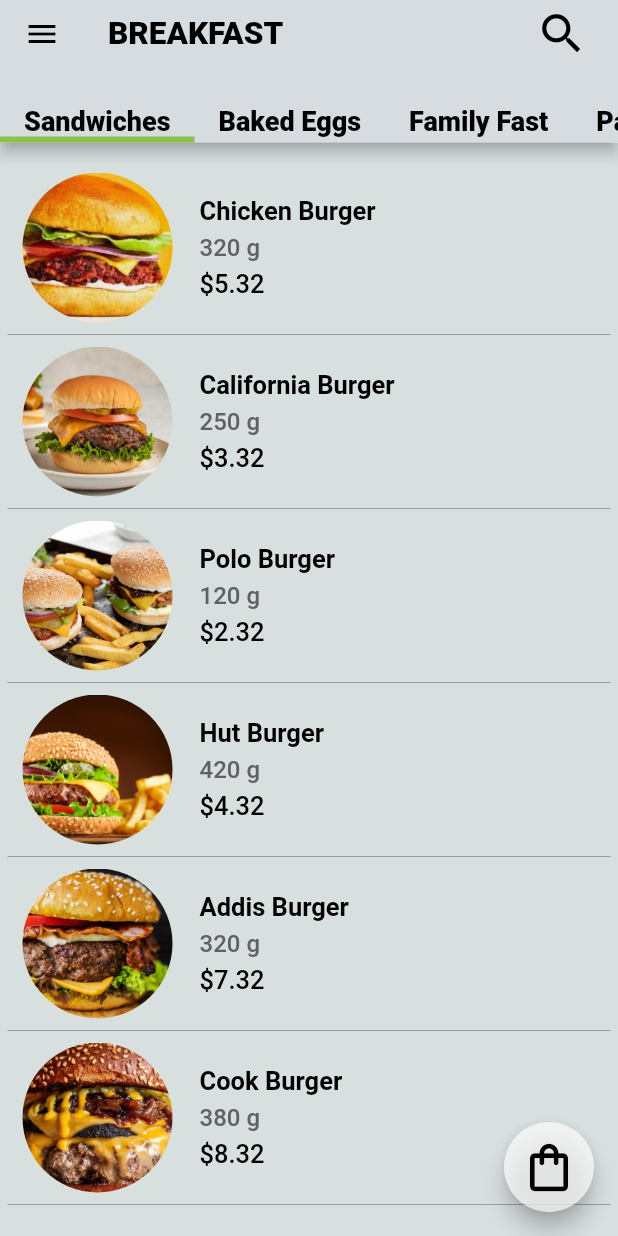
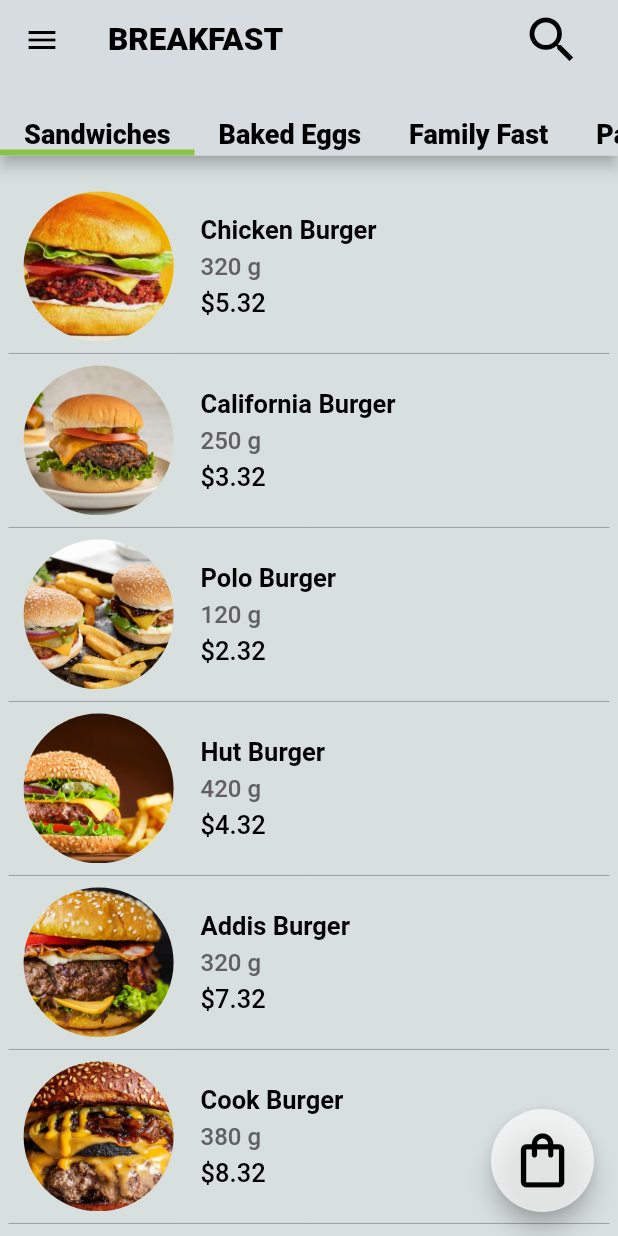
Before and after one commit to DanielMesfin/Breakfast, a Flutter app: the screen it shows after launch, after a tap on the "shopping bag" icon, on a phone screen of 412 x 824 dp. Run offline on Flutter 3.47's test engine with Material 2 defaults, Android fonts, the phone set to English and light mode, and no system bars; our stand-ins replace flutter_screenutil, gap, get.

Commit message:
make the componets to fit for diffrent divice

```diff
--- a/lib/main.dart
+++ b/lib/main.dart
@@ -2,6 +2,7 @@ import 'package:flutter/material.dart';
 import 'package:provider/provider.dart';
 import 'models/ordered_item.dart';
 import 'screens/home_page.dart';
+import 'package:flutter_screenutil/flutter_screenutil.dart';
 
 void main() {
   runApp(const MyApp());
@@ -12,6 +13,11 @@ class MyApp extends StatelessWidget {
 
   @override
   Widget build(BuildContext context) {
+    return ScreenUtilInit(
+        designSize: const Size(360, 690),
+        minTextAdapt: true,
+        splitScreenMode: true,
+        builder: (_, child) {
           return ChangeNotifierProvider<OrderedItemData>(
             create: (context) => OrderedItemData(),
             child: MaterialApp(
@@ -23,84 +29,6 @@ class MyApp extends StatelessWidget {
               home: const MyHomePage(),
             ),
           );
+        });
   }
 }
-
-// class MyHomePage extends StatefulWidget {
-//   const MyHomePage({super.key, required this.title});
-
-//   final String title;
-
-//   @override
-//   State<MyHomePage> createState() => _MyHomePageState();
-// }
-
-// class _MyHomePageState extends State<MyHomePage> {
-//   int _counter = 0;
-
-
-
-//   @override
-//   Widget build(BuildContext context) {
-//     return DefaultTabController(
-//       length: 6,
-//       child: Scaffold(
-//         appBar: AppBar(
-//           backgroundColor: Colors.white,
-//           title: Text(widget.title),
-//           actions: const [
-//             Icon(
-//               Icons.search,
-//               size: 35,
-//             ),
-//             SizedBox(
-//               width: 20,
-//             )
-//           ],
-//           bottom: TabBar(
-//             isScrollable: true,
-//             tabs: [
-//               Text('Sandwiches'),
-//               Text('Baked Eggs'),
-//               Text('Family Fast'),
-//               Text('Parfaits and Tea'),
-//               Text('Pizza and Coffee'),
-//               Text('Bakery Fast'),
-//             ],
-//           ),
-//         ),
-//         body: TabBarView(children: [
-//           Container(),
-//           Container(),
-//           Container(),
-//           Container(),
-//           Container(),
-//           Container(),
-//         ]),
-//         floatingActionButton: Container(
-//           width: 70,
-//           height: 70,
-//           child: FloatingActionButton(
-//             onPressed: (){},
-//             tooltip: 'Increment',
-//             child: Row(
-//               crossAxisAlignment: CrossAxisAlignment.end,
-//               mainAxisAlignment: MainAxisAlignment.center,
-//               children: const [
-//                 Icon(
-//                   Icons.shopping_bag, // Use Icons class for shopping bag
-//                   size: 40.0, // Adjust the size as needed
-//                   color: Colors.black, // Change the color if desired
-//                 ),
-//                 Text(
-//                   '2',
-//                   style: TextStyle(fontSize: 20),
-//                 ),
-//               ],
-//             ),
-//           ),
-//         ), // This trailing comma makes auto-formatting nicer for build methods.
-//       ),
-//     );
-//   }
-// }
--- a/lib/screens/home_page.dart
+++ b/lib/screens/home_page.dart
@@ -1,9 +1,10 @@
 import 'package:flutter/material.dart';
 import 'package:breakfast/constances/Styes.dart';
 import 'package:breakfast/models/menu_data.dart';
+import 'package:flutter_screenutil/flutter_screenutil.dart';
 import 'package:provider/provider.dart';
 import 'package:breakfast/models/ordered_item.dart';
-import '../ReusableComponents/menu_card.dart';
+import '../widgets/menu_card.dart';
 import 'check_out_screen.dart';
 
 class MyHomePage extends StatefulWidget {
@@ -29,14 +30,14 @@ class _MyHomePageState extends State<MyHomePage> {
             'BREAKFAST',
             style: Styles.headerOneTextStyle,
           ),
-          toolbarHeight: 45,
-          actions: const [
+          toolbarHeight: 45.h,
+          actions: [
             Icon(
               Icons.search,
-              size: 35,
+              size: 35.w,
             ),
             SizedBox(
-              width: 20,
+              width: 20.h,
             )
           ],
           bottom: const TabBar(
@@ -81,11 +82,11 @@ class _MyHomePageState extends State<MyHomePage> {
           TabData(listItems: menuList6),
         ]),
         floatingActionButton: SizedBox(
-          width: 60,
-          height: 60,
+          width: 60.w,
+          height: 60.w,
           child: FloatingActionButton(
             backgroundColor:
-                itemCountNumber > 0 ? Color(0xffBCC536) : Colors.white70,
+                itemCountNumber > 0 ? const Color(0xffBCC536) : Colors.white70,
             onPressed: () {
               if (itemCountNumber > 0) {
                 Navigator.of(context).push(
@@ -115,24 +116,24 @@ class _MyHomePageState extends State<MyHomePage> {
                       );
                     }
                   },
-                  child: const Icon(
+                  child: Icon(
                     Icons.shopping_bag_outlined,
-                    size: 38,
+                    size: 38.w,
                   ),
                 ),
                 Padding(
-                  padding: const EdgeInsets.only(left: 9, top: 13),
+                  padding: EdgeInsets.only(left: 9.w, top: 13.h),
                   child: CircleAvatar(
-                    radius: 10.0,
+                    radius: 10.w,
                     backgroundColor: Colors.transparent,
                     foregroundColor: Colors.black,
                     child: itemCountNumber > 0
                         ? Text(
                             itemCountNumber.toString(),
-                            style: const TextStyle(
-                              fontWeight: FontWeight.bold,
-                              fontSize: 15.0,
-                            ),
+                            style: TextStyle(
+                                fontWeight: FontWeight.bold,
+                                fontSize: 15.sp,
+                                color: Colors.red),
                           )
                         : const Text(''),
                   ),
@@ -155,20 +156,20 @@ class TabData extends StatelessWidget {
     return Container(
       color: const Color(0xffD8DFDF),
       child: ListView(
-        padding: const EdgeInsets.symmetric(
-          horizontal: 5,
-          vertical: 10,
+        padding: EdgeInsets.symmetric(
+          horizontal: 5.w,
+          vertical: 10.h,
         ),
         children: [
           Column(
             children: [
-              const SizedBox(height: 10),
+              SizedBox(height: 10.h),
               Column(
                 children: listItems
                     .map((foodinfo) => MenuCard(menuData: foodinfo))
                     .toList(),
               ),
-              const SizedBox(height: 10)
+              SizedBox(height: 10.h)
             ],
           ),
         ],
--- a/lib/screens/presonalInformation.dart
+++ b/lib/screens/presonalInformation.dart
@@ -1,6 +1,6 @@
 import 'package:flutter/material.dart';
 import 'package:breakfast/constances/Styes.dart';
-import 'package:breakfast/ReusableComponents/resueable_icon.dart';
+import 'package:breakfast/widgets/resueable_icon.dart';
 
 class PersonalInformation extends StatefulWidget {
   const PersonalInformation({Key? key}) : super(key: key);
--- a/lib/ReusableComponents/menu_card.dart
+++ b/lib/widgets/menu_card.dart
@@ -1,4 +1,4 @@
-import 'package:breakfast/ReusableComponents/divider.dart';
+import 'package:breakfast/widgets/divider.dart';
 import 'package:flutter/material.dart';
 import 'package:breakfast/constances/Styes.dart';
 import 'package:breakfast/screens/detail_screen.dart';
@@ -67,7 +67,7 @@ class MenuCard extends StatelessWidget {
             ),
           ),
         ),
-        DividerLine(),
+        const DividerLine(),
       ],
     );
   }
--- a/lib/ReusableComponents/resueable_icon.dart
+++ b/lib/widgets/resueable_icon.dart
@@ -12,7 +12,7 @@ class ReusableIcon extends StatelessWidget {
       child: Icon(
         iconData,
         size: 40,
-        color: Color.fromARGB(255, 17, 72, 40),
+        color: const Color.fromARGB(255, 17, 72, 40),
       ),
     );
   }
--- a/pubspec.yaml
+++ b/pubspec.yaml
@@ -37,6 +37,7 @@ dependencies:
   cupertino_icons: ^1.0.2
   provider: ^6.0.5
   google_fonts: ^2.1.0
+  flutter_screenutil: ^5.9.0
   barcode_widget: ^2.0.3
   get:
   gap:
```
Also changed, not shown: lib/ReusableComponents/tab_screen.dart (deleted, +0 -85 lines), lib/screens/check_out_screen.dart (+11 -73 lines), lib/screens/detail_screen.dart (+12 -12 lines), lib/screens/order_screen.dart (+5 -4 lines), lib/screens/paymentScreen.dart (+12 -15 lines), lib/widgets/check_out_item.dart (renamed from lib/ReusableComponents/check_out_item.dart, +4 -4 lines), lib/widgets/tab_screen.dart (added, +35 -0 lines), lib/widgets/divider.dart (renamed from lib/ReusableComponents/divider.dart), lib/widgets/oredered_item.dart (renamed from lib/ReusableComponents/oredered_item.dart), lib/widgets/reusabelOptionButton.dart (renamed from lib/ReusableComponents/reusabelOptionButton.dart), lib/widgets/round_button.dart (renamed from lib/ReusableComponents/round_button.dart), pubspec.lock. Lines whose indentation alone changed are shown as unchanged.
